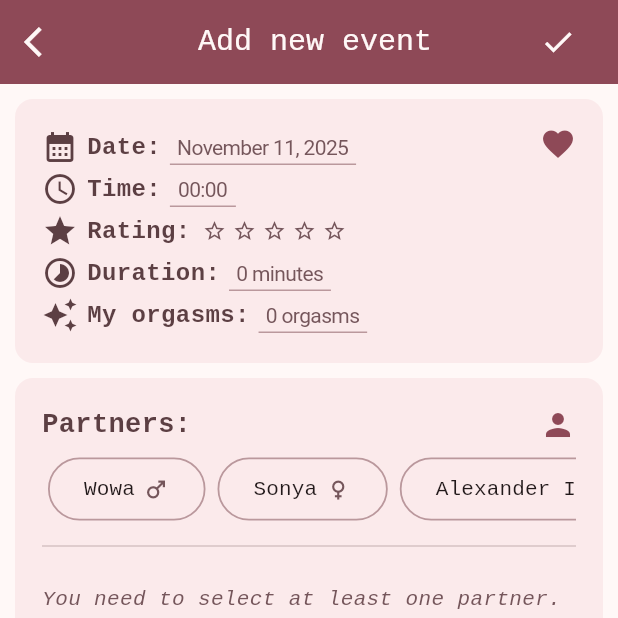
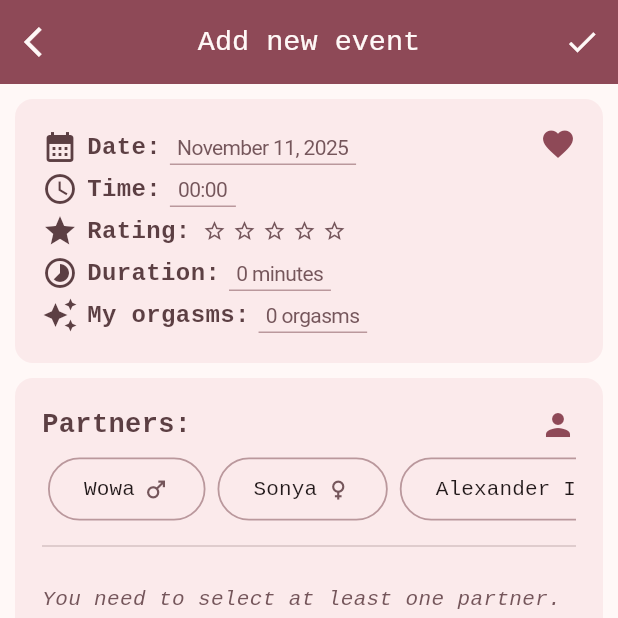
Before and after one commit to wh4l35h4rk/lustlist, a Flutter app: the screen it shows after launch, after a tap on the "add" icon, after a tap on the "favorite" icon, on a phone screen of 412 x 824 dp, the top half of it. Run offline on Flutter 3.47's test engine with Material 3 defaults, Android fonts, the phone set to English and light mode, and no system bars; our stand-ins replace drift, drift_flutter, table_calendar; accounts and stored records are empty; generated files the repository leaves out were written again; Roboto replaces fonts that are missing (Liberation Mono); statements that could not run were skipped.

Commit message:
(style) small changes

```diff
--- a/lib/custom_icons.dart
+++ b/lib/custom_icons.dart
@@ -32,7 +32,7 @@ class CustomIcons {
 
   static const IconData genderless_1 = IconData(0xe800, fontFamily: _kFontFam, fontPackage: _kFontPkg);
   static const IconData genderless = IconData(0xf22d, fontFamily: _kFontFam, fontPackage: _kFontPkg);
-  static const IconData hand_lizard = IconData(0xf258, fontFamily: _kFontFam, fontPackage: _kFontPkg);
+  static const IconData handLizard = IconData(0xf258, fontFamily: _kFontFam, fontPackage: _kFontPkg);
   static const IconData viruses = IconData(0xe801, fontFamily: _kFontFam, fontPackage: _kFontPkg);
 }
 
--- a/lib/pages/add_pages/add_mstb_page.dart
+++ b/lib/pages/add_pages/add_mstb_page.dart
@@ -91,7 +91,7 @@ class _AddMstbEventPageState extends State<AddMstbEventPage> {
               AddCategoryTile(
                 category: categoriesMap['solo practices']!,
                 controller: _practicesController,
-                iconData: CustomIcons.hand_lizard,
+                iconData: CustomIcons.handLizard,
                 iconSize: 22,
               ),
               AddCategoryTile(
--- a/lib/pages/add_pages/add_sex_page.dart
+++ b/lib/pages/add_pages/add_sex_page.dart
@@ -116,7 +116,7 @@ class _AddSexEventPageState extends State<AddSexEventPage> {
               AddCategoryTile(
                 category: categoriesMap['practices']!,
                 controller: _practicesController,
-                iconData: CustomIcons.hand_lizard,
+                iconData: CustomIcons.handLizard,
                 iconSize: 22,
               ),
               AddCategoryTile(
--- a/lib/test_status.dart
+++ b/lib/test_status.dart
@@ -1,4 +1,3 @@
-import 'dart:collection';
 import 'package:flutter/material.dart';
 
 
--- a/lib/widgets/add_widgets/date_picker.dart
+++ b/lib/widgets/add_widgets/date_picker.dart
@@ -1,7 +1,5 @@
-import 'package:flutter/material.dart';
 import 'package:flutter/cupertino.dart';
 import 'package:intl/intl.dart';
-
 import '../../colors.dart';
 import '../../example_utils.dart';
 
--- a/lib/widgets/add_widgets/orgasms_picker.dart
+++ b/lib/widgets/add_widgets/orgasms_picker.dart
@@ -1,7 +1,5 @@
 import 'package:flutter/cupertino.dart';
-import 'package:flutter/material.dart';
 import 'package:lustlist/colors.dart';
-import '../../database.dart';
 
 const double _kItemExtent = 32.0;
 List<int> _orgasmAmount = List.generate(12, (index) => index);
--- a/lib/widgets/add_widgets/time_picker.dart
+++ b/lib/widgets/add_widgets/time_picker.dart
@@ -1,6 +1,4 @@
-import 'package:flutter/material.dart';
 import 'package:flutter/cupertino.dart';
-
 import '../../colors.dart';
 
 class TimeController {
--- a/lib/widgets/event_listtile.dart
+++ b/lib/widgets/event_listtile.dart
@@ -2,7 +2,6 @@ import 'package:flutter/material.dart';
 import 'package:intl/intl.dart';
 import 'package:lustlist/colors.dart';
 import 'package:lustlist/database.dart';
-import 'package:lustlist/db/events.dart';
 import 'package:lustlist/main.dart';
 import 'package:lustlist/calendar_event.dart';
 import 'package:lustlist/pages/eventpage.dart';
--- a/lib/widgets/event_widgets/mstb_event_info.dart
+++ b/lib/widgets/event_widgets/mstb_event_info.dart
@@ -23,7 +23,7 @@ class MstbEventInfo extends StatelessWidget {
           event: event,
           title: "Practices:",
           categorySlug: "solo practices",
-          iconData: CustomIcons.hand_lizard,
+          iconData: CustomIcons.handLizard,
           iconSize: 22,
         ),
         CategoryTile(
--- a/lib/widgets/event_widgets/notes_tile.dart
+++ b/lib/widgets/event_widgets/notes_tile.dart
@@ -1,7 +1,5 @@
 import 'package:flutter/material.dart';
 import 'package:lustlist/calendar_event.dart';
-import 'package:lustlist/example_utils.dart';
-
 import '../../colors.dart';
 
 class NotesTile extends StatelessWidget {
--- a/lib/widgets/event_widgets/sex_event_info.dart
+++ b/lib/widgets/event_widgets/sex_event_info.dart
@@ -30,7 +30,7 @@ class SexEventInfo extends StatelessWidget {
           event: event,
           title: "Practices:",
           categorySlug: "practices",
-          iconData: CustomIcons.hand_lizard,
+          iconData: CustomIcons.handLizard,
           iconSize: 22,
         ),
         CategoryTile(
--- a/lib/widgets/main_appbar.dart
+++ b/lib/widgets/main_appbar.dart
@@ -6,12 +6,14 @@ import 'package:lustlist/example_utils.dart';
 class MainAppBar extends StatelessWidget implements PreferredSizeWidget{
   final Widget? backButton;
   final Widget? editButton;
+  final Widget? deleteButton;
   final String title;
 
   const MainAppBar({
     super.key,
     this.backButton,
     this.editButton,
+    this.deleteButton,
     this.title = appTitle,
   });
 
@@ -20,27 +22,18 @@ class MainAppBar extends StatelessWidget implements PreferredSizeWidget{
     return AppBar(
       centerTitle: true,
       backgroundColor: AppColors.appBar.surface(context),
-      title: editButton == null ?
-        Text(
-          title,
-          style: TextStyle(
-            fontSize: title != appTitle ? 20 : 25,
-            color: AppColors.appBar.title(context),
-          ),
-        ) :
-        Row(children: [
-          Spacer(),
-          Text(
-            title,
-            style: TextStyle(
-                fontSize: title != appTitle ? 20 : 25,
-                color: AppColors.appBar.text(context),
-            ),
-          ),
-          Spacer(),
-          editButton!,
-        ],),
+      title: Text(
+        title,
+        style: TextStyle(
+          fontSize: title != appTitle ? 19 : 25,
+          color: editButton == null ? AppColors.appBar.title(context) : AppColors.appBar.text(context),
+        ),
+      ),
       leading: backButton,
+      actions: [
+        deleteButton ?? SizedBox.shrink(),
+        editButton ?? SizedBox.shrink(),
+      ],
     );
   }
 
```
Also changed, not shown: lib/widgets/event_widgets/sti_tile.dart (+0 -25 lines).
